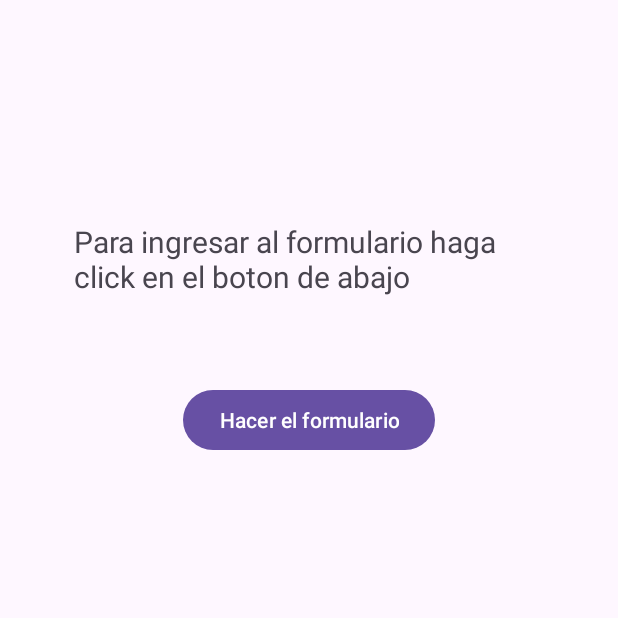
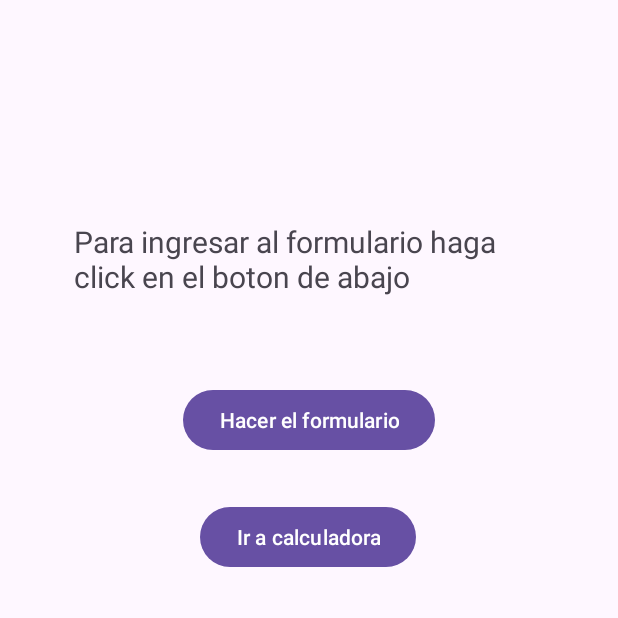
Before and after one commit to khrixtar-dev/ProyectoAndroid, an Android app: the MainActivity2 screen opened directly, with no data from a screen before it, on a phone screen of 412 x 824 dp, the top half of it. Run offline under Robolectric (Android 15) with nearby library versions, the phone set to English and light mode, and no system bars.

Commit message:
Creacion de calculadora trucha xd

```diff
--- a/app/src/main/AndroidManifest.xml
+++ b/app/src/main/AndroidManifest.xml
@@ -12,6 +12,9 @@
         android:supportsRtl="true"
         android:theme="@style/Theme.ProyectoBase"
         tools:targetApi="31">
+        <activity
+            android:name=".MainActivity4"
+            android:exported="false" />
         <activity
             android:name=".MainActivity3"
             android:exported="false" />
--- a/app/src/main/java/com/example/proyectobase/MainActivity2.kt
+++ b/app/src/main/java/com/example/proyectobase/MainActivity2.kt
@@ -18,6 +18,7 @@ class MainActivity2 : AppCompatActivity() {
 
         val mensajeBienvenida: TextView = findViewById(R.id.txBienvenido)
         val btnToFormulario : Button = findViewById(R.id.btnToFormulario)
+        val btnToCalculadora : Button = findViewById(R.id.btnToCalculadora)
 
         mensajeBienvenida.text = "Para ingresar al formulario haga click en el boton de abajo"
 
@@ -26,7 +27,10 @@ class MainActivity2 : AppCompatActivity() {
 
             startActivity(nuevaVentana_2)
         }
-
+        btnToCalculadora.setOnClickListener{
+            val abrirCalculadora = Intent(this, MainActivity4::class.java)
+            startActivity(abrirCalculadora)
+        }
         ViewCompat.setOnApplyWindowInsetsListener(findViewById(R.id.main)) { v, insets ->
             val systemBars = insets.getInsets(WindowInsetsCompat.Type.systemBars())
             v.setPadding(systemBars.left, systemBars.top, systemBars.right, systemBars.bottom)
--- a/app/src/main/res/layout/activity_main2.xml
+++ b/app/src/main/res/layout/activity_main2.xml
@@ -11,7 +11,7 @@
         android:id="@+id/txBienvenido"
         android:layout_width="312dp"
         android:layout_height="56dp"
-        android:text="Para ingresar al formulario haga click en el boton de abajo"
+        android:text="Bienvenido, escoja una opcion"
         android:textSize="20dp"
         app:layout_constraintBottom_toBottomOf="parent"
         app:layout_constraintEnd_toEndOf="parent"
@@ -30,4 +30,16 @@
         app:layout_constraintStart_toStartOf="parent"
         app:layout_constraintTop_toTopOf="parent"
         app:layout_constraintVertical_bias="0.33" />
+
+    <Button
+        android:id="@+id/btnToCalculadora"
+        android:layout_width="wrap_content"
+        android:layout_height="wrap_content"
+        android:text="Ir a calculadora"
+        app:layout_constraintBottom_toBottomOf="parent"
+        app:layout_constraintEnd_toEndOf="parent"
+        app:layout_constraintHorizontal_bias="0.498"
+        app:layout_constraintStart_toStartOf="parent"
+        app:layout_constraintTop_toTopOf="parent"
+        app:layout_constraintVertical_bias="0.43" />
 </androidx.constraintlayout.widget.ConstraintLayout>
```
Also changed, not shown: app/src/main/java/com/example/proyectobase/MainActivity4.kt (added, +33 -0 lines), app/src/main/res/layout/activity_main4.xml (added, +72 -0 lines).
